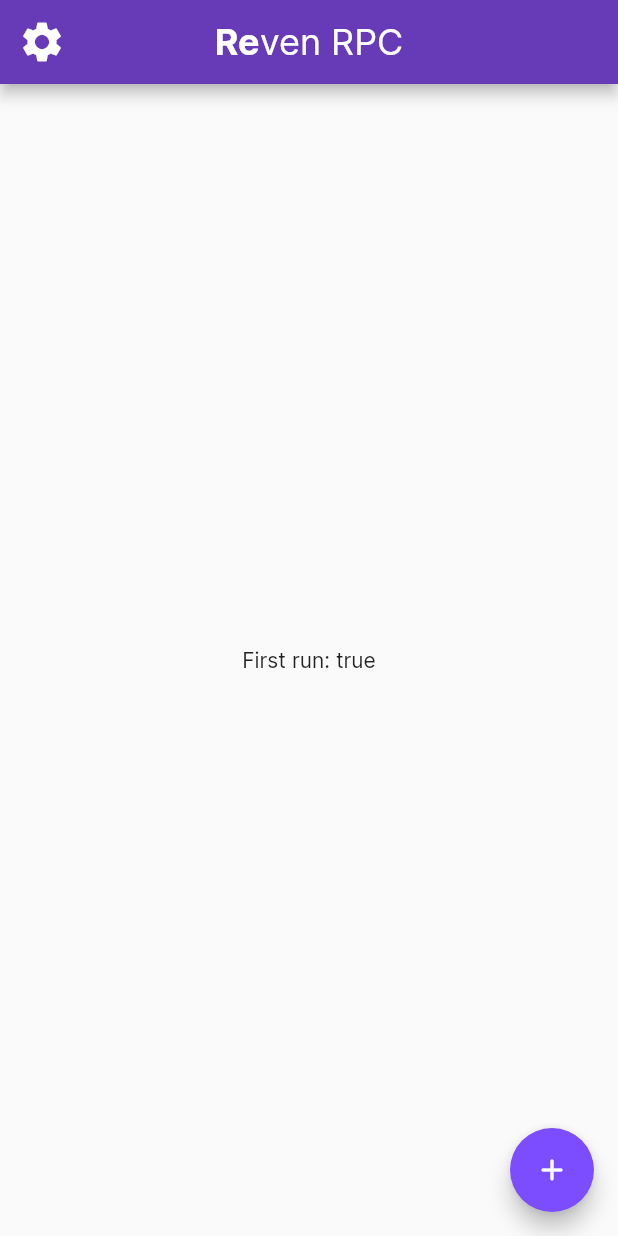
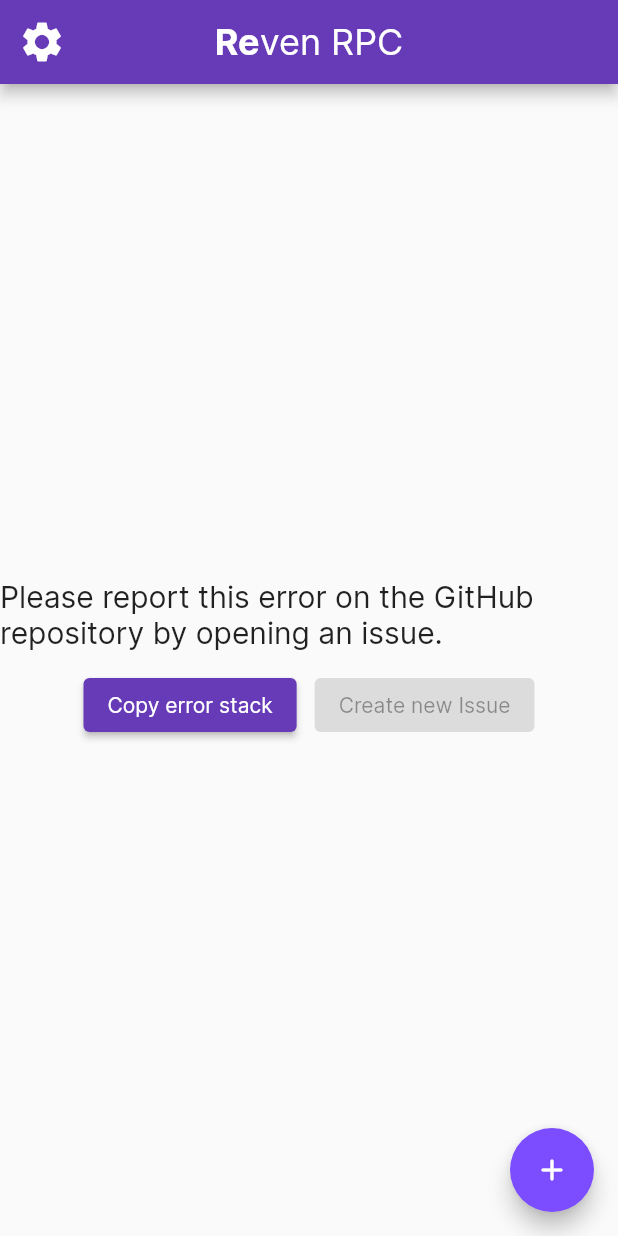
Before and after one commit to Zeroo28/reven, a Flutter app: the screen it shows after launch, on a phone screen of 412 x 824 dp. Run offline on Flutter 3.47's test engine with Material 2 defaults, Android fonts, the phone set to English and light mode, and no system bars; our stand-ins replace drift, equatable, flutter_bloc, flutter_switch; missing offline and left inert: bitsdojo_window, clipboard; accounts and stored records are empty; generated files the repository leaves out were written again.

Commit message:
feat: improve error widget

```diff
--- a/lib/core/app_cubit/create_app_cubit.dart
+++ b/lib/core/app_cubit/create_app_cubit.dart
@@ -32,16 +32,15 @@ class ApplicationsCubit extends Cubit<ApplicationsState> {
   void initialize() async {
     try {
       final applications = await dao.getApplications;
-      logger.debug('Applications: $applications');
+      logger.debug('Applications: ${applications[100]}');
       emit(ApplicationsLoaded(applications));
-    } catch (e) {
-      logger.error(e);
-      emit(ApplicationsError(e));
+    } catch (e, st) {
+      logger.error(st);
+      emit(ApplicationsError(e.toString(), st));
     }
   }
 
   void saveApplication(Presence application) {
-    logger.debug('saveApplication called in create_app_cubit.dart');
     dao.saveApplication(application);
   }
 
--- a/lib/core/app_cubit/create_app_state.dart
+++ b/lib/core/app_cubit/create_app_state.dart
@@ -19,10 +19,11 @@ class ApplicationsLoaded extends ApplicationsState {
 }
 
 class ApplicationsError extends ApplicationsState {
-  final dynamic message;
+  final String error;
+  final StackTrace st;
 
-  const ApplicationsError(this.message);
+  const ApplicationsError(this.error, this.st);
 
   @override
-  List<Object> get props => [message];
+  List<Object> get props => [error, st];
 }
--- a/lib/database/dao/application_dao.dart
+++ b/lib/database/dao/application_dao.dart
@@ -15,7 +15,6 @@ class ApplicationsDao extends DatabaseAccessor<AppDatabase>
   ApplicationsDao(AppDatabase db) : super(db);
 
   Future saveApplication(Presence app) {
-    logger.debug('saveApplication called in application_dao.dart');
     final col = ApplicationCompanion(
       body: Value(app.toJsonString()),
       createdAt: Value(DateTime.now()),
--- a/lib/presentation/screens/home/home_screen.dart
+++ b/lib/presentation/screens/home/home_screen.dart
@@ -6,6 +6,7 @@ import '../../../core/app_cubit/create_app_cubit.dart';
 import '../../../utils/constants/configs.dart';
 import '../../../utils/constants/strings.dart';
 import '../../../utils/constants/page_routes.dart';
+import '../../widgets/error.dart';
 
 class HomeScreen extends StatefulWidget {
   const HomeScreen({Key? key}) : super(key: key);
@@ -66,8 +67,8 @@ class _HomeScreenState extends State<HomeScreen> {
           return _buildLoadedScreen(context, newState);
         }
         if (newState is ApplicationsError) {
-          return const Center(
-            child: Text(Strings.errDefault),
+          return Center(
+            child: CustomErrorWidget(newState.error, st: newState.st),
           );
         }
         return const Center(
--- /dev/null
+++ b/lib/presentation/widgets/error.dart
@@ -0,0 +1,57 @@
+import 'package:clipboard/clipboard.dart';
+import 'package:flutter/material.dart';
+import 'package:flutter/services.dart';
+import 'package:reven/utils/helpers/logger_helper.dart';
+import 'package:url_launcher/url_launcher_string.dart';
+
+import '../../utils/constants/strings.dart';
+
+class CustomErrorWidget extends StatefulWidget {
+  final String error;
+  final StackTrace? st;
+  const CustomErrorWidget(this.error, {Key? key, this.st}) : super(key: key);
+
+  @override
+  State<CustomErrorWidget> createState() => _CustomErrorWidgetState();
+}
+
+class _CustomErrorWidgetState extends State<CustomErrorWidget> {
+  bool enableReporting = false;
+
+  @override
+  Widget build(BuildContext context) {
+    final theme = Theme.of(context);
+    return Column(
+      mainAxisSize: MainAxisSize.min,
+      children: [
+        Text(
+          Strings.errDefault,
+          style: theme.textTheme.headline6,
+        ),
+        const SizedBox(height: 12),
+        Row(
+          mainAxisSize: MainAxisSize.min,
+          children: [
+            ElevatedButton(
+              onPressed: () => setState(
+                () {
+                  enableReporting = true;
+                  FlutterClipboard.copy('${widget.error}\n${widget.st}');
+                },
+              ),
+              child: const Text('Copy error stack'),
+            ),
+            const SizedBox(width: 12),
+            ElevatedButton(
+              onPressed: enableReporting
+                  ? () => launchUrlString(
+                      'https://github.com/Zeroo28/reven/issues/new?assignees=&labels=bug&template=bug_report.md&title=BUG')
+                  : null,
+              child: const Text('Create new Issue'),
+            ),
+          ],
+        )
+      ],
+    );
+  }
+}
--- a/lib/utils/helpers/logger_helper.dart
+++ b/lib/utils/helpers/logger_helper.dart
@@ -5,21 +5,21 @@ import 'package:flutter/foundation.dart';
 class Logger {
   void debug(dynamic message, [Object? error, StackTrace? stackTrace]) {
     if (kDebugMode) {
-      log(message, error: error, stackTrace: stackTrace);
+      log(message.toString(), error: error, stackTrace: stackTrace);
     }
   }
 
   void info(dynamic message, [Object? error, StackTrace? stackTrace]) {
     if (kDebugMode) {
-      log(message, error: error, stackTrace: stackTrace);
+      log(message.toString(), error: error, stackTrace: stackTrace);
     }
   }
 
   void warn(dynamic message, [Object? error, StackTrace? stackTrace]) {
-    log(message, error: error, stackTrace: stackTrace);
+    log(message.toString(), error: error, stackTrace: stackTrace);
   }
 
   void error(dynamic message, [Object? error, StackTrace? stackTrace]) {
-    log(message, error: error, stackTrace: stackTrace);
+    log(message.toString(), error: error, stackTrace: stackTrace);
   }
 }
--- a/pubspec.yaml
+++ b/pubspec.yaml
@@ -22,6 +22,7 @@ dependencies:
   sqlite3_flutter_libs: ^0.5.8
   path_provider: ^2.0.11
   path: ^1.8.1
+  clipboard: ^0.1.3
 
 dev_dependencies:
   flutter_test:
```
Also changed, not shown: pubspec.lock.
